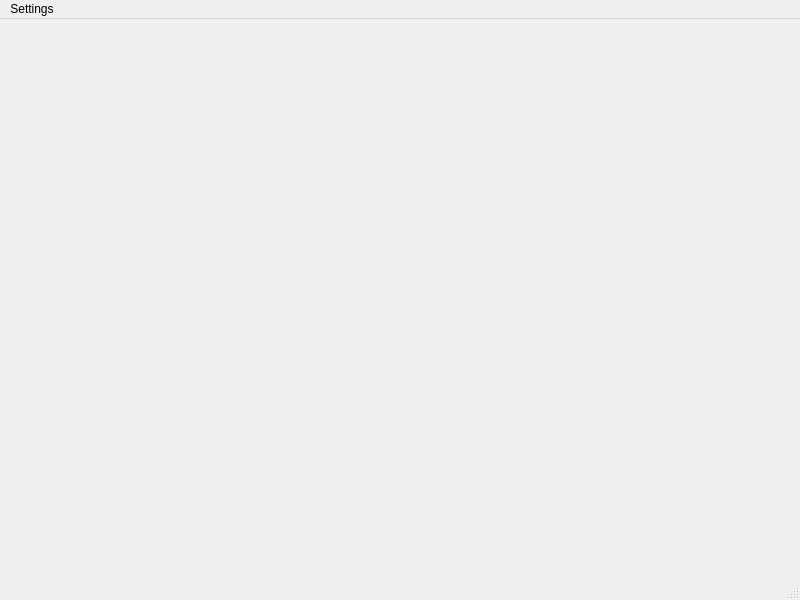
First picture: the form in design/main_window.ui, repository m-matelski/sqlDiff_qt, before the edit.
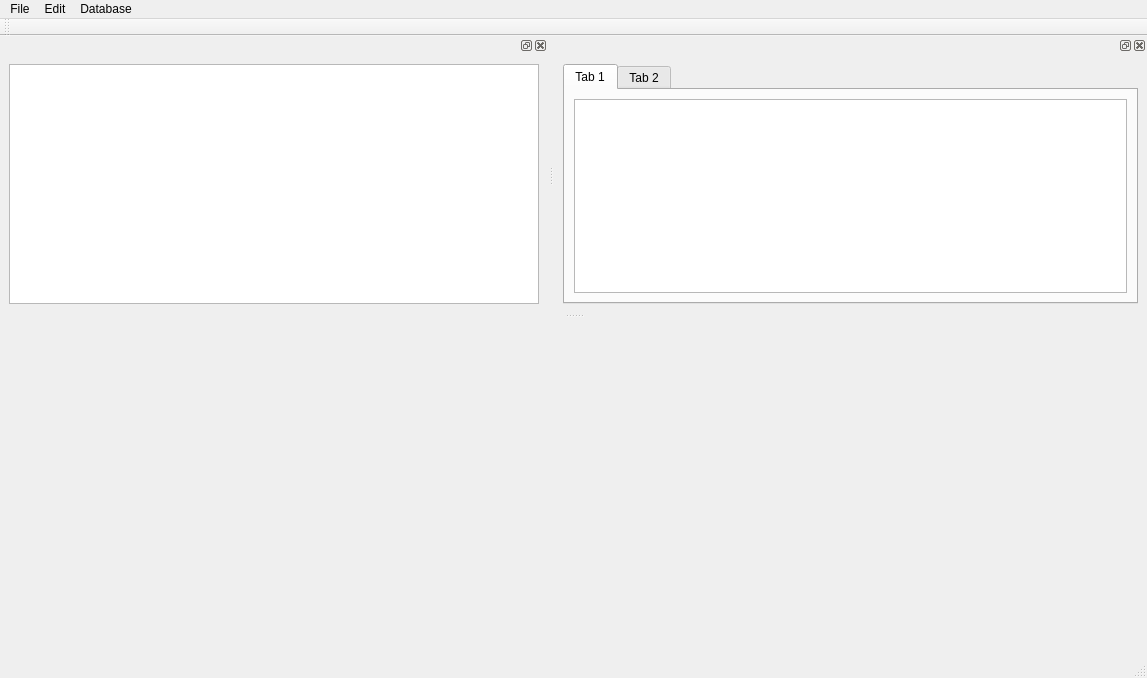
Second picture: the form after the edit.

The edit to the form file:
```diff
--- a/design/main_window.ui
+++ b/design/main_window.ui
@@ -6,8 +6,8 @@
    <rect>
     <x>0</x>
     <y>0</y>
-    <width>800</width>
-    <height>600</height>
+    <width>1147</width>
+    <height>678</height>
    </rect>
   </property>
   <property name="windowTitle">
@@ -16,26 +16,100 @@
   <property name="windowOpacity">
    <double>1.000000000000000</double>
   </property>
-  <widget class="QWidget" name="centralwidget"/>
+  <widget class="QWidget" name="centralwidget">
+   <layout class="QHBoxLayout" name="horizontalLayout_2"/>
+  </widget>
   <widget class="QMenuBar" name="menubar">
    <property name="geometry">
     <rect>
      <x>0</x>
      <y>0</y>
-     <width>800</width>
-     <height>31</height>
+     <width>1147</width>
+     <height>32</height>
     </rect>
    </property>
-   <widget class="QMenu" name="menuSettings">
+   <widget class="QMenu" name="menuFile">
     <property name="title">
-     <string>Settings</string>
+     <string>File</string>
     </property>
     <addaction name="actionDrivers"/>
    </widget>
-   <addaction name="menuSettings"/>
+   <widget class="QMenu" name="menuEdit">
+    <property name="title">
+     <string>Edit</string>
+    </property>
+   </widget>
+   <widget class="QMenu" name="menuDatabase">
+    <property name="title">
+     <string>Database</string>
+    </property>
+    <addaction name="actionDriverManager"/>
+   </widget>
+   <addaction name="menuFile"/>
+   <addaction name="menuEdit"/>
+   <addaction name="menuDatabase"/>
   </widget>
   <widget class="QStatusBar" name="statusbar"/>
-  <action name="actionDrivers">
+  <widget class="QDockWidget" name="dockWidget_2">
+   <attribute name="dockWidgetArea">
+    <number>4</number>
+   </attribute>
+   <widget class="QWidget" name="dockWidgetContents_2">
+    <layout class="QHBoxLayout" name="horizontalLayout">
+     <item>
+      <widget class="QTextEdit" name="textEdit"/>
+     </item>
+    </layout>
+   </widget>
+  </widget>
+  <widget class="QDockWidget" name="dockWidget_3">
+   <attribute name="dockWidgetArea">
+    <number>4</number>
+   </attribute>
+   <widget class="QWidget" name="dockWidgetContents_3">
+    <layout class="QHBoxLayout" name="horizontalLayout_4">
+     <item>
+      <widget class="QTabWidget" name="tabWidget">
+       <property name="currentIndex">
+        <number>0</number>
+       </property>
+       <widget class="QWidget" name="tab">
+        <attribute name="title">
+         <string>Tab 1</string>
+        </attribute>
+        <layout class="QHBoxLayout" name="horizontalLayout_5">
+         <item>
+          <widget class="QTextEdit" name="textEdit_2"/>
+         </item>
+        </layout>
+       </widget>
+       <widget class="QWidget" name="tab_2">
+        <attribute name="title">
+         <string>Tab 2</string>
+        </attribute>
+        <layout class="QHBoxLayout" name="horizontalLayout_6">
+         <item>
+          <widget class="QTextEdit" name="textEdit_3"/>
+         </item>
+        </layout>
+       </widget>
+      </widget>
+     </item>
+    </layout>
+   </widget>
+  </widget>
+  <widget class="QToolBar" name="toolBar">
+   <property name="windowTitle">
+    <string>toolBar</string>
+   </property>
+   <attribute name="toolBarArea">
+    <enum>TopToolBarArea</enum>
+   </attribute>
+   <attribute name="toolBarBreak">
+    <bool>false</bool>
+   </attribute>
+  </widget>
+  <action name="actionDriverManager">
    <property name="text">
     <string>Drivers</string>
    </property>
```
Left out of the diff: 3 changed lines with no effect on the pictures.
